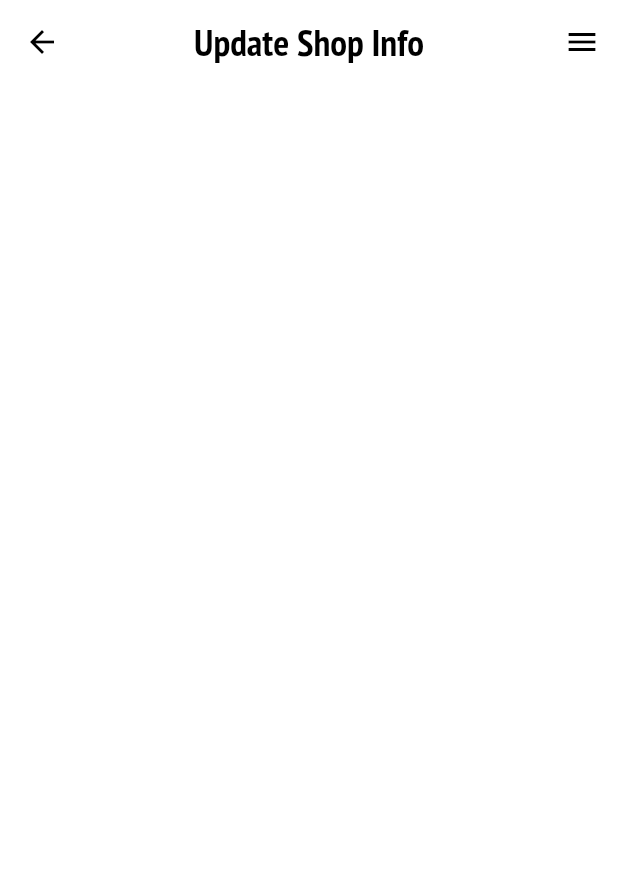
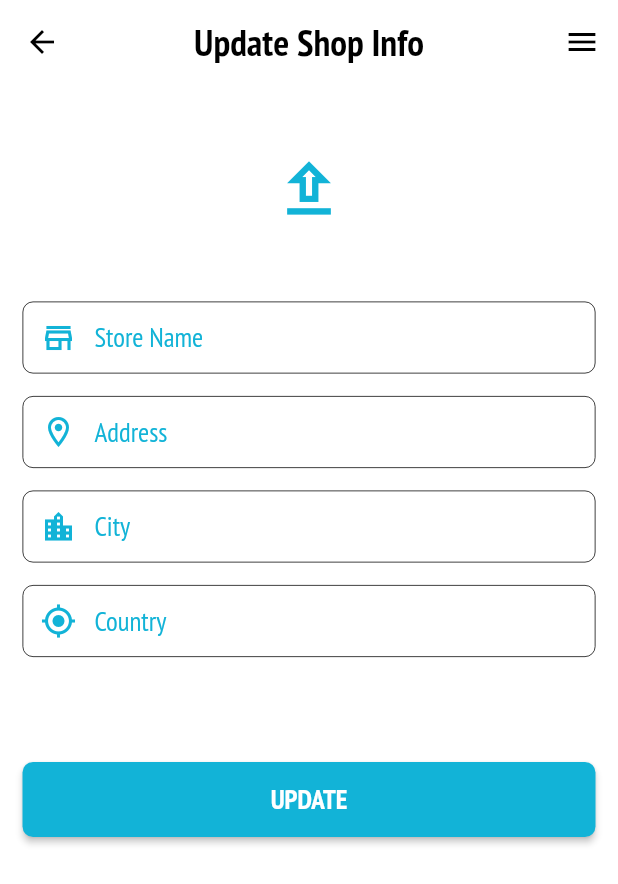
Before and after one commit to Neloy-SWE/Shop-Management, a Flutter app: the UpdateShopInfo screen opened directly, on a phone screen of 412 x 824 dp. Shown: the top 884 px of the screen. Run offline on Flutter 3.47's test engine with Material 2 defaults, Android fonts, the phone set to English and light mode, and no system bars; our stand-ins replace flutter_riverpod, shared_preferences; accounts and stored records are empty; network calls fail.

Commit message:
update shop info ui done

```diff
--- a/lib/screens/screen_update_shop_info.dart
+++ b/lib/screens/screen_update_shop_info.dart
@@ -2,10 +2,9 @@ import 'package:flutter/material.dart';
 import 'package:shop_management/utilities/all_text.dart';
 import 'package:shop_management/utilities/app_size.dart';
 import 'package:shop_management/utilities/colors.dart';
-
-import '../components/custom_dialogue.dart';
+import '../components/custom_button.dart';
 import '../components/custom_drawer.dart';
-import 'authentication/screen_login.dart';
+import '../components/custom_input.dart';
 
 class UpdateShopInfo extends StatefulWidget {
   const UpdateShopInfo({Key? key}) : super(key: key);
@@ -15,6 +14,22 @@ class UpdateShopInfo extends StatefulWidget {
 }
 
 class _UpdateShopInfoState extends State<UpdateShopInfo> {
+  final TextEditingController _storeNameController = TextEditingController();
+  final TextEditingController _addressController = TextEditingController();
+  final TextEditingController _cityController = TextEditingController();
+  final TextEditingController _countryController = TextEditingController();
+
+  bool enableButton = false;
+
+  @override
+  void dispose() {
+    _storeNameController.dispose();
+    _addressController.dispose();
+    _cityController.dispose();
+    _countryController.dispose();
+    super.dispose();
+  }
+
   @override
   Widget build(BuildContext context) {
     return Scaffold(
@@ -22,7 +37,91 @@ class _UpdateShopInfoState extends State<UpdateShopInfo> {
         title: const Text(AllTexts.updateShopInfo),
       ),
       endDrawer: const MyDrawer(),
+      body: ListView(
+        padding: MyPadding.appPadding,
+        children: [
+          Gap.gapH30,
+          const Icon(
+            Icons.upload_outlined,
+            color: AllColors.primaryColor,
+            size: 50,
+          ),
+          Gap.gapH50,
+          // text field: store name
+          AllInput.generalInput(
+            context: context,
+            controller: _storeNameController,
+            textInputType: TextInputType.text,
+            textInputAction: TextInputAction.next,
+            hint: AllTexts.storeNameHint,
+            label: AllTexts.storeName,
+            prefixIcon: Icons.store_mall_directory_outlined,
+          ),
+          Gap.gapH15,
+
+          // text field: address
+          AllInput.generalInput(
+            context: context,
+            controller: _addressController,
+            textInputType: TextInputType.text,
+            textInputAction: TextInputAction.next,
+            hint: AllTexts.addressHint,
+            label: AllTexts.address,
+            prefixIcon: Icons.location_on_outlined,
+            validatorFunction: (value) {
+              if (value!.isEmpty) {
+                return "Field is required !!";
+              }
+              return null;
+            },
+          ),
+          Gap.gapH15,
+
+          // text field: city
+          AllInput.generalInput(
+            context: context,
+            controller: _cityController,
+            textInputType: TextInputType.text,
+            textInputAction: TextInputAction.next,
+            hint: AllTexts.cityHint,
+            label: AllTexts.city,
+            prefixIcon: Icons.location_city,
+            validatorFunction: (value) {
+              if (value!.isEmpty) {
+                return "Field is required !!";
+              }
+              return null;
+            },
+          ),
+          Gap.gapH15,
+
+          // text field: country
+          AllInput.generalInput(
+            context: context,
+            controller: _countryController,
+            textInputType: TextInputType.text,
+            textInputAction: TextInputAction.next,
+            hint: AllTexts.countryHint,
+            label: AllTexts.country,
+            prefixIcon: Icons.my_location_outlined,
+            validatorFunction: (value) {
+              if (value!.isEmpty) {
+                return "Field is required !!";
+              }
+              return null;
+            },
+          ),
+          Gap.gapH70,
+
+          // update button
+          AllButton.generalButton(
+            context: context,
+            btnText: AllTexts.updateCap,
+            onTap: (){},
+            enable: enableButton,
+          ),
+        ],
+      ),
     );
   }
-
 }
--- a/lib/utilities/all_text.dart
+++ b/lib/utilities/all_text.dart
@@ -47,4 +47,5 @@ class AllTexts {
   static const String wentWrong = "Something Went Wrong";
   static const String locationColon = "Location: ";
   static const String myShop = "My Shop";
+  static const String updateCap = "UPDATE";
 }
```
